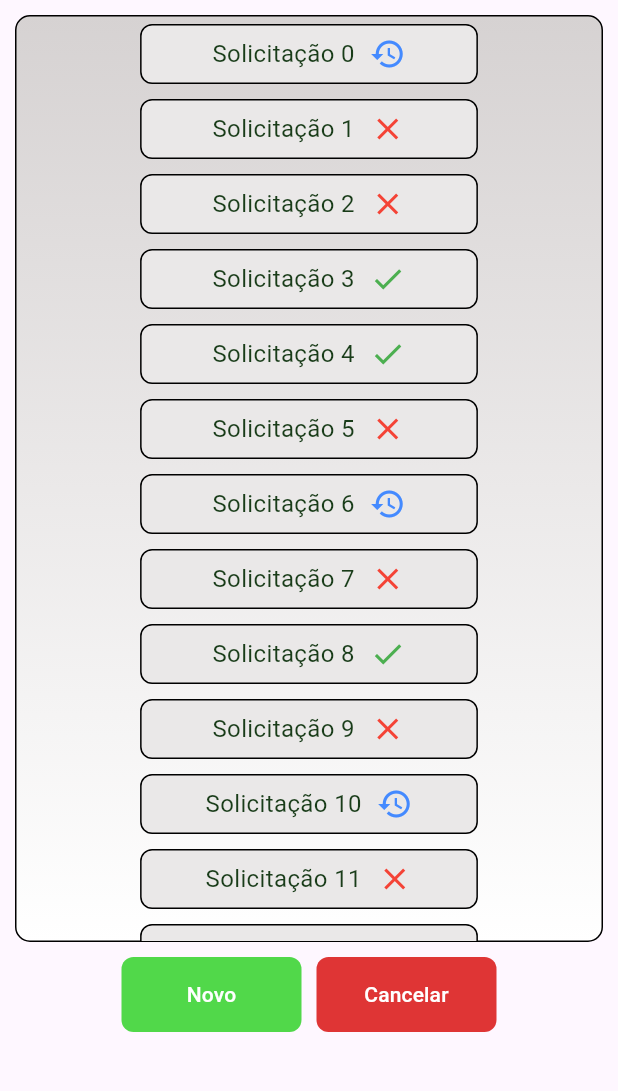
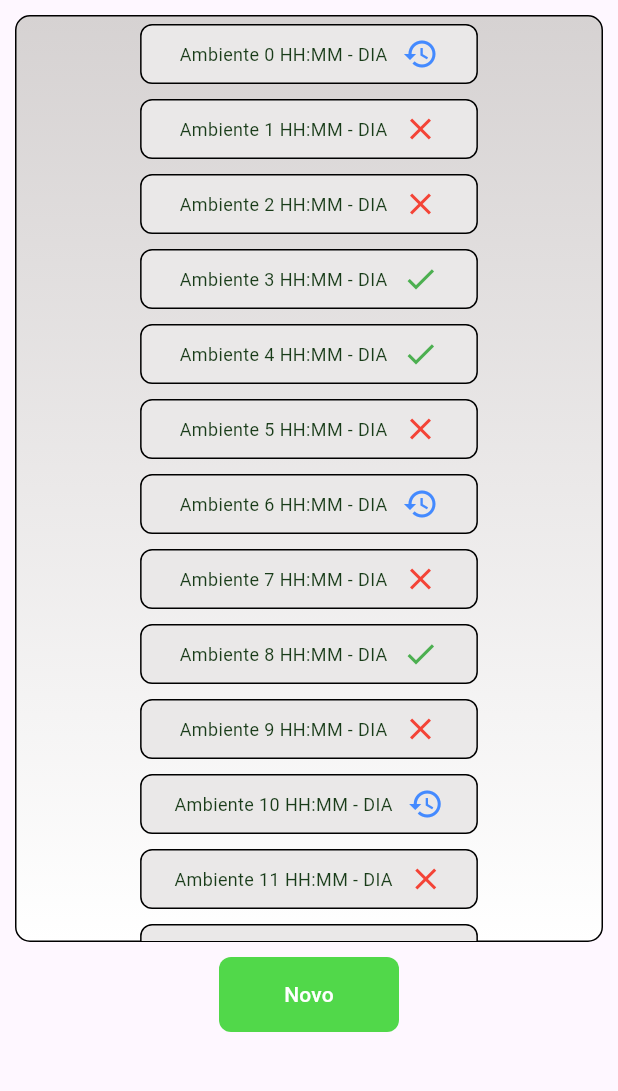
Before and after one commit to Bloco314/IotScrty, a Flutter app: the Solicitacoes screen opened directly, on a phone screen of 412 x 824 dp, the part 84-1175 px from its top. Run offline on Flutter 3.47's test engine with Material 3 defaults, Android fonts, the phone set to English and light mode, and no system bars; our stand-ins replace carousel_slider, fluttertoast; missing offline and left inert: mobile_scanner.

Commit message:
minor updates

```diff
--- a/lib/pages/_solicitations.dart
+++ b/lib/pages/_solicitations.dart
@@ -24,7 +24,8 @@ class SolicitacoesState extends State<Solicitacoes> {
   @override
   void initState() {
     super.initState();
-    lista = List.generate(110, (index) => ['Solicitação $index', stateRandom()]);
+    lista =
+        List.generate(110, (index) => ['Ambiente $index HH:MM - DIA', stateRandom()]);
   }
 
   String stateRandom() {
@@ -70,7 +71,7 @@ class SolicitacoesState extends State<Solicitacoes> {
                                 Texto(
                                     text: lista[index][0],
                                     cor: PersonalColors.darkerGreen,
-                                    size: 16),
+                                    size: 12),
                                 const SizedBox(width: 10),
                                 if (lista[index][1] == 'Aceito')
                                   const Icon(
@@ -87,11 +88,7 @@ class SolicitacoesState extends State<Solicitacoes> {
                               ]));
                     })),
           ),
-          Row(mainAxisAlignment: MainAxisAlignment.center, children: [
-            PrimaryButton(text: 'Novo', onPressed: novo),
-            const SizedBox(width: 10),
-            SecondaryButton(text: 'Cancelar', onPressed: novo),
-          ])
+          PrimaryButton(text: 'Novo', onPressed: novo)
         ]));
   }
 }
```
Also changed, not shown: lib/pages/_environment.dart (+5 -5 lines).
